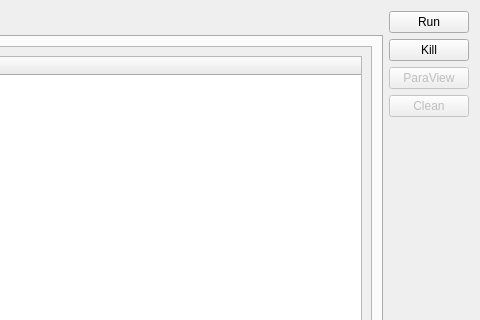
Before: the Qt Designer form src/workbench/analysisform.ui in hkroeger/insightcae, drawn with Qt 5; both pictures show x 813 to 1293 and y 0 to 320 of the 1293 by 694 pixel window.
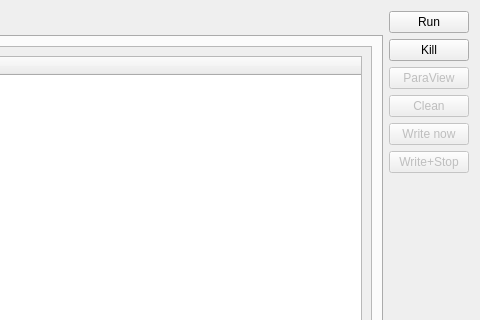
After: the same form once the commit is applied. The open tabs and pages were chosen to show the change.

Commit message: Buttons for wnow and wnowandstop

Patch:
```diff
--- a/src/workbench/analysisform.ui
+++ b/src/workbench/analysisform.ui
@@ -132,6 +132,32 @@
        </property>
       </widget>
      </item>
+     <item>
+      <widget class="QPushButton" name="wnow">
+       <property name="enabled">
+        <bool>false</bool>
+       </property>
+       <property name="toolTip">
+        <string>Trigger immediate time step output in currently running OpenFOAM solver</string>
+       </property>
+       <property name="text">
+        <string>Write now</string>
+       </property>
+      </widget>
+     </item>
+     <item>
+      <widget class="QPushButton" name="wnowandstop">
+       <property name="enabled">
+        <bool>false</bool>
+       </property>
+       <property name="toolTip">
+        <string>Trigger immediate time step output and subsequent stop of currently running OpenFOAM solver</string>
+       </property>
+       <property name="text">
+        <string>Write+Stop</string>
+       </property>
+      </widget>
+     </item>
      <item>
       <spacer name="verticalSpacer">
        <property name="orientation">
```
Left out of the diff: 10 changed lines with no effect on the pictures. The commit also changes 2 other files.
